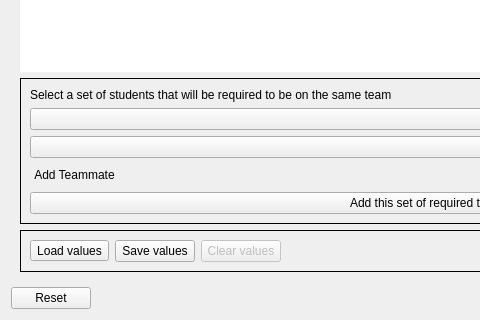
gruepr/gruepr, file dialogs/teammatesRulesDialog.ui: the form before one commit; both pictures show x 0 to 480 and y 404 to 724 of the 886 by 724 pixel window.
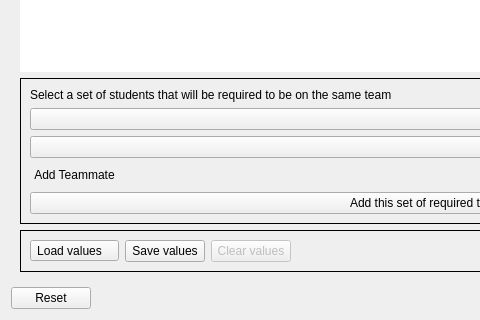
The form after the commit. Icons and pictures are not drawn. Custom widgets are drawn as their Qt base class.

```diff
--- a/dialogs/teammatesRulesDialog.ui
+++ b/dialogs/teammatesRulesDialog.ui
@@ -192,7 +192,7 @@
           <item alignment="Qt::AlignLeft">
            <widget class="QToolButton" name="required_loadButton">
             <property name="text">
-             <string>Load values</string>
+             <string>Load values   </string>
             </property>
             <property name="popupMode">
              <enum>QToolButton::InstantPopup</enum>
```
Left out of the diff: 12 changed lines with no effect on the pictures.
